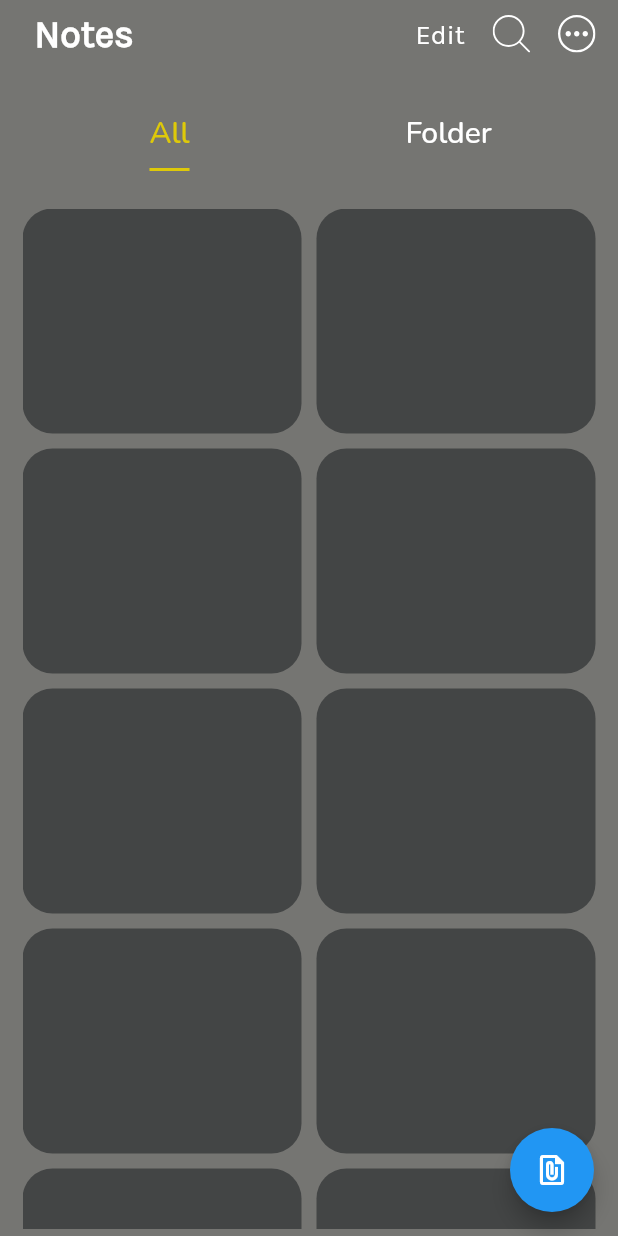
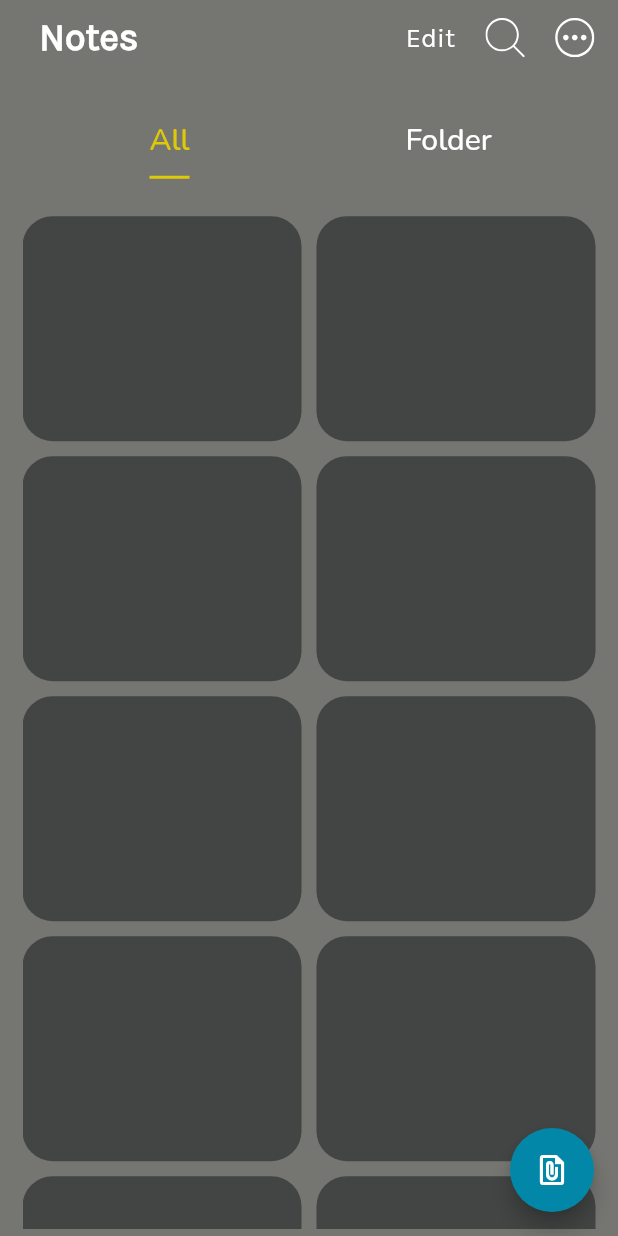
Before and after one commit to SamNyark/carry_along, a Flutter app: the screen it shows after launch, on a phone screen of 412 x 824 dp. Run offline on Flutter 3.47's test engine with Material 2 defaults, Android fonts, the light colour scheme and no system bars; our stand-ins replace flutter_svg, get; Roboto replaces fonts that are missing (karla).

Commit message:
making progress

```diff
--- a/lib/constants/colors.dart
+++ b/lib/constants/colors.dart
@@ -1,3 +1,7 @@
-class AppColor{
+import 'package:flutter/cupertino.dart';
 
+class AppColor {
+  static Color bgColor = Color(0xff757572);
+  static Color floatingColor = Color(0xff0287a8);
+  static Color containerColor = Color(0xff434545);
 }
--- a/lib/constants/constants.dart
+++ b/lib/constants/constants.dart
@@ -2,4 +2,11 @@ import 'package:flutter/material.dart';
 
 class Constants {
   static TextStyle fs18 = TextStyle(fontSize: 20, fontWeight: FontWeight.w500);
+  static TextStyle notes = TextStyle(
+      fontFamily: "karla",
+      fontSize: 25,
+      fontWeight: FontWeight.bold,
+      color: Colors.white);
+  static TextStyle edit =
+      TextStyle(fontFamily: "karla", fontSize: 18, color: Colors.white);
 }
--- a/lib/constants/dimensions.dart
+++ b/lib/constants/dimensions.dart
@@ -4,6 +4,14 @@ class Dimensions {
   static double height = Get.context!.height;
   static double width = Get.context!.width;
 
-  static double height10 = height / 7.811;
-  static double width100 = width / 3.93;
+  static double height10 = height / 78.11;
+  static double height25 = height / 31.24;
+
+  static double width15 = width / 26.2;
+  static double width10 = width / 39.3;
+  static double width25 = width / 15.72;
+
+
+
+
 }
--- a/lib/main.dart
+++ b/lib/main.dart
@@ -1,5 +1,7 @@
+import 'package:carry_along/constants/colors.dart';
 import 'package:carry_along/pages/home_page.dart';
 import 'package:flutter/material.dart';
+import 'package:get/get_navigation/src/root/get_material_app.dart';
 
 void main() {
   runApp(MyApp());
@@ -10,11 +12,12 @@ class MyApp extends StatelessWidget {
 
   @override
   Widget build(BuildContext context) {
-    return MaterialApp(
+    return GetMaterialApp(
       debugShowCheckedModeBanner: false,
       theme: ThemeData(
-        fontFamily: "Nunito"
-
+        fontFamily: "Nunito",
+        scaffoldBackgroundColor: AppColor.bgColor,
+        floatingActionButtonTheme: FloatingActionButtonThemeData(backgroundColor: AppColor.floatingColor)
       ),
       home: HomePage(),
     );
--- a/lib/pages/all.dart
+++ b/lib/pages/all.dart
@@ -1,8 +1,11 @@
+import 'package:carry_along/constants/colors.dart';
 import 'package:carry_along/constants/dimensions.dart';
+import 'package:carry_along/pages/add_new.dart';
 import 'package:flutter/material.dart';
 import 'package:flutter/src/foundation/key.dart';
 import 'package:flutter/src/widgets/framework.dart';
 import 'package:flutter_staggered_grid_view/flutter_staggered_grid_view.dart';
+import 'package:get/get.dart';
 
 class All extends StatefulWidget {
   const All({Key? key}) : super(key: key);
@@ -21,8 +24,12 @@ class _AllState extends State<All> {
   @override
   Widget build(BuildContext context) {
     return Scaffold(
-      floatingActionButton: FloatingActionButton(onPressed: (){}, child: Icon(Icons.file_present),),
-      backgroundColor: Color(0xff757572),
+      floatingActionButton: FloatingActionButton(
+        onPressed: () {
+          Get.to(AddNew());
+        },
+        child: Icon(Icons.file_present),
+      ),
       body: Container(
         padding: EdgeInsets.symmetric(horizontal: 15, vertical: 5),
         child: MasonryGridView.builder(
@@ -34,7 +41,8 @@ class _AllState extends State<All> {
             itemBuilder: (_, index) {
               return Container(
                 decoration: BoxDecoration(
-                    color: Color(0xff434545), borderRadius: BorderRadius.circular(20)),
+                    color: AppColor.containerColor,
+                    borderRadius: BorderRadius.circular(20)),
                 height: 150,
                 width: 100,
               );
--- a/lib/pages/home_page.dart
+++ b/lib/pages/home_page.dart
@@ -1,10 +1,10 @@
+import 'package:carry_along/constants/colors.dart';
 import 'package:carry_along/constants/constants.dart';
 import 'package:carry_along/constants/dimensions.dart';
 import 'package:carry_along/pages/all.dart';
 import 'package:flutter/material.dart';
-import 'package:flutter/src/foundation/key.dart';
-import 'package:flutter/src/widgets/framework.dart';
 import 'package:flutter_svg/flutter_svg.dart';
+import 'package:get/get.dart';
 
 import 'folder.dart';
 
@@ -18,68 +18,82 @@ class HomePage extends StatefulWidget {
 class _HomePageState extends State<HomePage>
     with SingleTickerProviderStateMixin {
   TabController? _controller;
+
+
   @override
   void initState() {
-    // TODO: implement initState
     super.initState();
     _controller = TabController(length: 2, vsync: this);
   }
 
+  GlobalKey<FormState> _formkey = GlobalKey<FormState>();
+
+
   @override
   Widget build(BuildContext context) {
-    return Scaffold(
-        body: Container(
-      decoration: BoxDecoration(
-        color: Color(0xff757572)
-          // gradient: LinearGradient(
-          //     begin: Alignment.topLeft,
-          //     end: Alignment.topRight,
-          //     colors: [
-          //   Color.fromARGB(115, 4, 4, 8),
-          //   Color.fromARGB(181, 27, 14, 39)
-          // ])),
-      ),
-      child: SafeArea(
-        child: Column(children: [
+    return SafeArea(
+      child: Scaffold(
+        resizeToAvoidBottomInset: false,
+        body: Column(children: [
           Padding(
-            padding: const EdgeInsets.symmetric(horizontal: 15),
+            padding: EdgeInsets.symmetric(horizontal: Dimensions.width15),
             child: Row(
               mainAxisAlignment: MainAxisAlignment.spaceBetween,
               children: [
                 Padding(
-                  padding: const EdgeInsets.all(8.0),
+                  padding: EdgeInsets.symmetric(
+                      horizontal: Dimensions.width10,
+                      vertical: Dimensions.height10),
                   child: Text(
                     "Notes",
-                    style: TextStyle(
-                        fontFamily: "karla",
-                        fontSize: 25,
-                        fontWeight: FontWeight.bold,
-                        color: Colors.white),
+                    style: Constants.notes,
                   ),
                 ),
                 Container(
-                  width: 120,
+                  width: Dimensions.width10 * 12,
                   child: Row(
                       mainAxisAlignment: MainAxisAlignment.spaceBetween,
                       children: [
                         Text(
                           "Edit",
-                          style: TextStyle(
-                              fontFamily: "karla",
-                              fontSize: 18,
-                              color: Colors.white),
+                          style: Constants.edit,
                         ),
-                        SvgPicture.asset(
-                          "assets/icons/search.svg",
-                          height: 25,
-                          width: 25,
-                          color: Colors.white,
+                        GestureDetector(
+                          onTap: (() {}),
+                          child: SvgPicture.asset(
+                            "assets/icons/search.svg",
+                            height: Dimensions.height25,
+                            width: Dimensions.width25,
+                            color: Colors.white,
+                          ),
                         ),
-                        SvgPicture.asset(
-                          "assets/icons/menu.svg",
-                          height: 25,
-                          width: 25,
-                          color: Colors.white,
+                        GestureDetector(
+                          onTap: () {
+                            Get.defaultDialog(
+                                title: "Sign up",
+                                titleStyle: Constants.notes,
+                                backgroundColor: AppColor.bgColor,
+                                content: Container(
+                                  child: Form(key: _formkey, child: Column(
+                                    children: [
+                                      TextFormField(
+
+                                      ),
+                                      TextFormField(
+
+                                      )
+                                    ],
+                                  )),
+                                  width: 300,
+                                  height: 300,
+                                ));
+                          },
+                          child: SvgPicture.asset(
+                            "assets/icons/menu.svg",
+                            height: Dimensions.height25,
+                            width: Dimensions.width25,
+                            color: Colors.white,
+                          ),
                         ),
                       ]),
                 )
@@ -113,6 +127,6 @@ class _HomePageState extends State<HomePage>
           )
         ]),
       ),
-    ));
+    );
   }
 }
```
Also changed, not shown: lib/pages/add_new.dart (added, +35 -0 lines), lib/pages/folder.dart (+3 -4 lines), lib/pages/modal.dart (added, +19 -0 lines), assets/icons/folder.jpg (deleted), assets/icons/folder.png (added).
